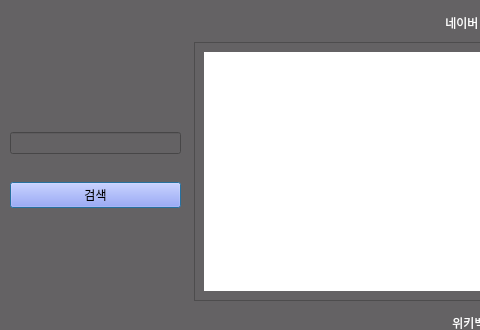
Qt form gui/finder_gui.ui (altair823/WordFinder) before a commit; both pictures show x 0 to 480 and y 0 to 330 of the 896 by 625 pixel window.
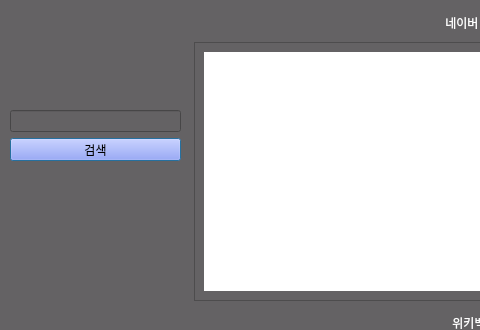
The same form after that commit.

Patch:
```diff
--- a/gui/finder_gui.ui
+++ b/gui/finder_gui.ui
@@ -22,7 +22,7 @@
      <x>10</x>
      <y>110</y>
      <width>171</width>
-     <height>121</height>
+     <height>51</height>
     </rect>
    </property>
    <layout class="QVBoxLayout" name="verticalLayout">
```
Left out of the diff: 8 changed lines with no effect on the pictures.
